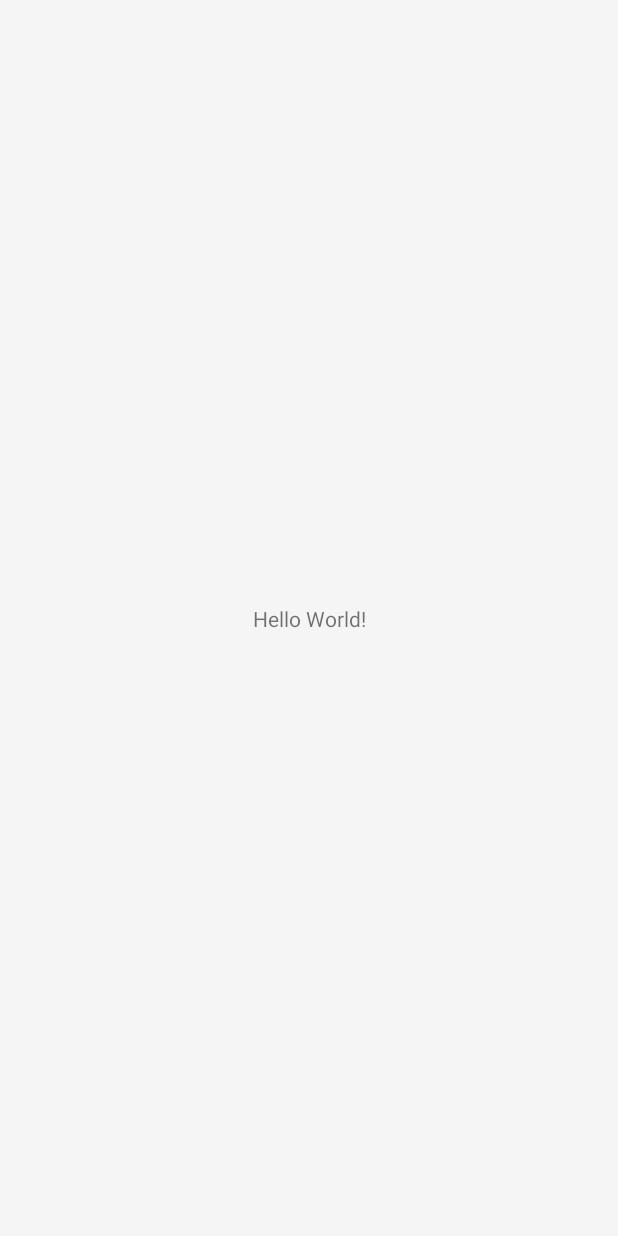
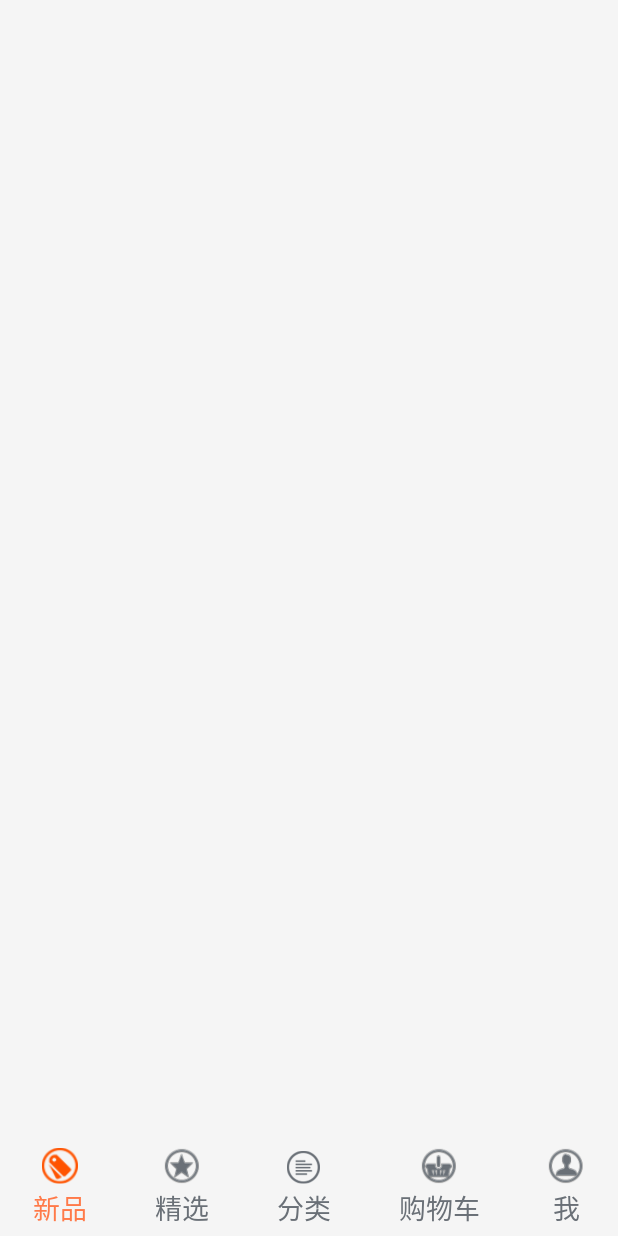
Before and after one commit to heroPool/FuluCenter201612, an Android app: the screen it shows after launch (MainActivity), on a phone screen of 412 x 824 dp. Before the commit the screen is almost empty. Run offline under Robolectric (Android 15) with nearby library versions, the phone set to English and light mode, and no system bars.

Commit message:
添加底部菜单栏

```diff
--- a/app/build.gradle
+++ b/app/build.gradle
@@ -26,5 +26,8 @@ dependencies {
     })
     compile 'com.android.support:appcompat-v7:25.2.0'
     compile 'com.android.support.constraint:constraint-layout:1.0.2'
+    compile 'com.android.support:support-v4:25.2.0'
     testCompile 'junit:junit:4.12'
+    compile 'com.jakewharton:butterknife:8.5.1'
+    annotationProcessor 'com.jakewharton:butterknife-compiler:8.5.1'
 }
--- a/app/src/main/AndroidManifest.xml
+++ b/app/src/main/AndroidManifest.xml
@@ -4,7 +4,7 @@
 
     <application
         android:allowBackup="true"
-        android:icon="@mipmap/ic_launcher"
+        android:icon="@mipmap/launcher"
         android:label="@string/app_name"
         android:roundIcon="@mipmap/ic_launcher_round"
         android:supportsRtl="true"
--- a/app/src/main/java/com/example/administrator/fulishe201612/activity/MainActivity.java
+++ b/app/src/main/java/com/example/administrator/fulishe201612/activity/MainActivity.java
@@ -1,5 +1,6 @@
 package com.example.administrator.fulishe201612.activity;
 
+import android.support.v4.view.ViewPager;
 import android.support.v7.app.AppCompatActivity;
 import android.os.Bundle;
 
@@ -7,6 +8,8 @@ import com.example.administrator.fulishe201612.R;
 
 public class MainActivity extends AppCompatActivity {
 
+    ViewPager viewPager;
+
     @Override
     protected void onCreate(Bundle savedInstanceState) {
         super.onCreate(savedInstanceState);
--- a/app/src/main/res/layout/activity_main.xml
+++ b/app/src/main/res/layout/activity_main.xml
@@ -1,18 +1,97 @@
 <?xml version="1.0" encoding="utf-8"?>
-<android.support.constraint.ConstraintLayout xmlns:android="http://schemas.android.com/apk/res/android"
-    xmlns:app="http://schemas.android.com/apk/res-auto"
+<RelativeLayout xmlns:android="http://schemas.android.com/apk/res/android"
     xmlns:tools="http://schemas.android.com/tools"
     android:layout_width="match_parent"
     android:layout_height="match_parent"
     tools:context="com.example.administrator.fulishe201612.activity.MainActivity">
 
-    <TextView
-        android:layout_width="wrap_content"
+    <RadioGroup
+        android:id="@+id/layout_item_bottom"
+        android:layout_width="match_parent"
         android:layout_height="wrap_content"
-        android:text="Hello World!"
-        app:layout_constraintBottom_toBottomOf="parent"
-        app:layout_constraintLeft_toLeftOf="parent"
-        app:layout_constraintRight_toRightOf="parent"
-        app:layout_constraintTop_toTopOf="parent" />
+        android:layout_alignParentBottom="true"
+        android:layout_alignParentStart="true"
+        android:orientation="horizontal">
 
-</android.support.constraint.ConstraintLayout>
+        <RadioButton
+            android:id="@+id/btnXinpin"
+            android:layout_width="wrap_content"
+            android:layout_height="wrap_content"
+            android:layout_weight="1"
+            android:button="@null"
+            android:checked="true"
+            android:drawablePadding="2dp"
+            android:drawableTop="@drawable/selector_menu_item_new_good"
+            android:gravity="center_horizontal"
+            android:padding="5dp"
+            android:text="新品"
+            android:textColor="@color/main_botton_text_color"
+            android:textSize="18sp" />
+
+        <RadioButton
+            android:id="@+id/btnJingxuan"
+            android:layout_width="wrap_content"
+            android:layout_height="wrap_content"
+            android:layout_weight="1"
+            android:button="@null"
+            android:drawablePadding="2dp"
+            android:drawableTop="@drawable/selector_menu_item_boutique"
+            android:gravity="center_horizontal"
+            android:padding="5dp"
+            android:text="精选"
+            android:textColor="@color/main_botton_text_color"
+            android:textSize="18sp" />
+
+        <RadioButton
+            android:id="@+id/btnFenlei"
+            android:layout_width="wrap_content"
+            android:layout_height="wrap_content"
+            android:layout_weight="1"
+            android:button="@null"
+            android:drawablePadding="2dp"
+            android:drawableTop="@drawable/selector_menu_item_category"
+            android:gravity="center_horizontal"
+            android:padding="5dp"
+            android:text="分类"
+            android:textColor="@color/main_botton_text_color"
+            android:textSize="18sp" />
+
+        <RadioButton
+            android:id="@+id/btnGouwuche"
+            android:layout_width="wrap_content"
+            android:layout_height="wrap_content"
+            android:layout_weight="1"
+            android:button="@null"
+            android:drawablePadding="2dp"
+            android:drawableTop="@drawable/selector_menu_item_cart"
+            android:gravity="center_horizontal"
+            android:padding="5dp"
+            android:text="购物车"
+            android:textColor="@color/main_botton_text_color"
+            android:textSize="18sp" />
+
+        <RadioButton
+            android:id="@+id/btnGeren"
+            android:layout_width="wrap_content"
+            android:layout_height="wrap_content"
+            android:layout_weight="1"
+            android:button="@null"
+            android:drawablePadding="2dp"
+            android:drawableTop="@drawable/selector_menu_item_personal_center"
+
+            android:gravity="center_horizontal"
+            android:padding="5dp"
+            android:text="我"
+            android:textColor="@color/main_botton_text_color"
+            android:textSize="18sp" />
+    </RadioGroup>
+
+    <android.support.v4.view.ViewPager
+        android:id="@+id/viewPager"
+        android:layout_width="match_parent"
+        android:layout_height="match_parent"
+        android:layout_above="@id/layout_item_bottom">
+
+    </android.support.v4.view.ViewPager>
+
+</RelativeLayout>
--- a/app/src/main/res/values/strings.xml
+++ b/app/src/main/res/values/strings.xml
@@ -44,4 +44,7 @@
     <string name="add_goods_fail">add goods fail</string>
     <string name="order_nothing">order is noting</string>
     <string name="confirm_order">confirm order</string>
+
+    <!-- TODO: Remove or change this placeholder text -->
+    <string name="hello_blank_fragment">Hello blank fragment</string>
 </resources>
--- a/app/src/main/res/values/styles.xml
+++ b/app/src/main/res/values/styles.xml
@@ -1,4 +1,5 @@
 <resources>
+
 
     <!-- Base application theme. -->
     <style name="AppTheme" parent="Theme.AppCompat.Light.DarkActionBar">
```
Also changed, not shown: app/src/main/java/com/example/administrator/fulishe201612/fragments/Fenlei.java (added, +30 -0 lines), app/src/main/java/com/example/administrator/fulishe201612/fragments/Gouwuche.java (added, +104 -0 lines), app/src/main/java/com/example/administrator/fulishe201612/fragments/Jingxuan.java (added, +30 -0 lines), app/src/main/java/com/example/administrator/fulishe201612/fragments/Wo.java (added, +104 -0 lines), app/src/main/java/com/example/administrator/fulishe201612/fragments/Xinpin.java (added, +30 -0 lines), app/src/main/res/layout/fragment_fenlei.xml (added, +13 -0 lines), app/src/main/res/layout/fragment_gouwuche.xml (added, +13 -0 lines), app/src/main/res/layout/fragment_jingxuan.xml (added, +13 -0 lines), app/src/main/res/layout/fragment_wo.xml (added, +13 -0 lines), app/src/main/res/layout/fragment_xinpin.xml (added, +13 -0 lines).
